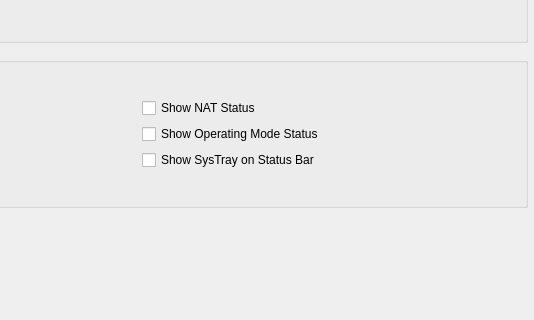
Qt form retroshare-gui/src/gui/settings/AppearancePage.ui (RetroShare/RetroShare) before a commit; both pictures show x 636 to 1170 and y 425 to 745 of the 1170 by 897 pixel window.
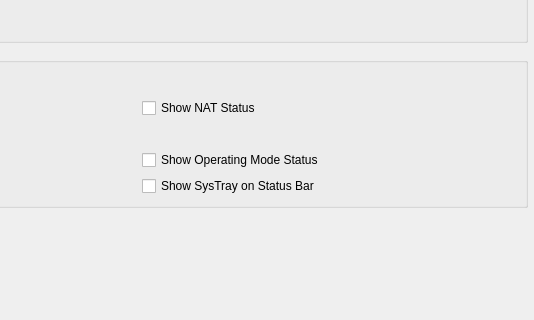
The same form after that commit.

The edit to the form file:
```diff
--- a/retroshare-gui/src/gui/settings/AppearancePage.ui
+++ b/retroshare-gui/src/gui/settings/AppearancePage.ui
@@ -418,17 +418,17 @@
         </property>
        </widget>
       </item>
-      <item row="2" column="2">
-       <widget class="QCheckBox" name="checkBoxShowOpModeStatus">
+      <item row="4" column="2">
+       <widget class="QCheckBox" name="checkBoxShowSystrayOnStatus">
         <property name="text">
-         <string>Show Operating Mode Status</string>
+         <string>Show SysTray on Status Bar</string>
         </property>
        </widget>
       </item>
       <item row="3" column="2">
-       <widget class="QCheckBox" name="checkBoxShowSystrayOnStatus">
+       <widget class="QCheckBox" name="checkBoxShowOpModeStatus">
         <property name="text">
-         <string>Show SysTray on Status Bar</string>
+         <string>Show Operating Mode Status</string>
         </property>
        </widget>
       </item>
```
